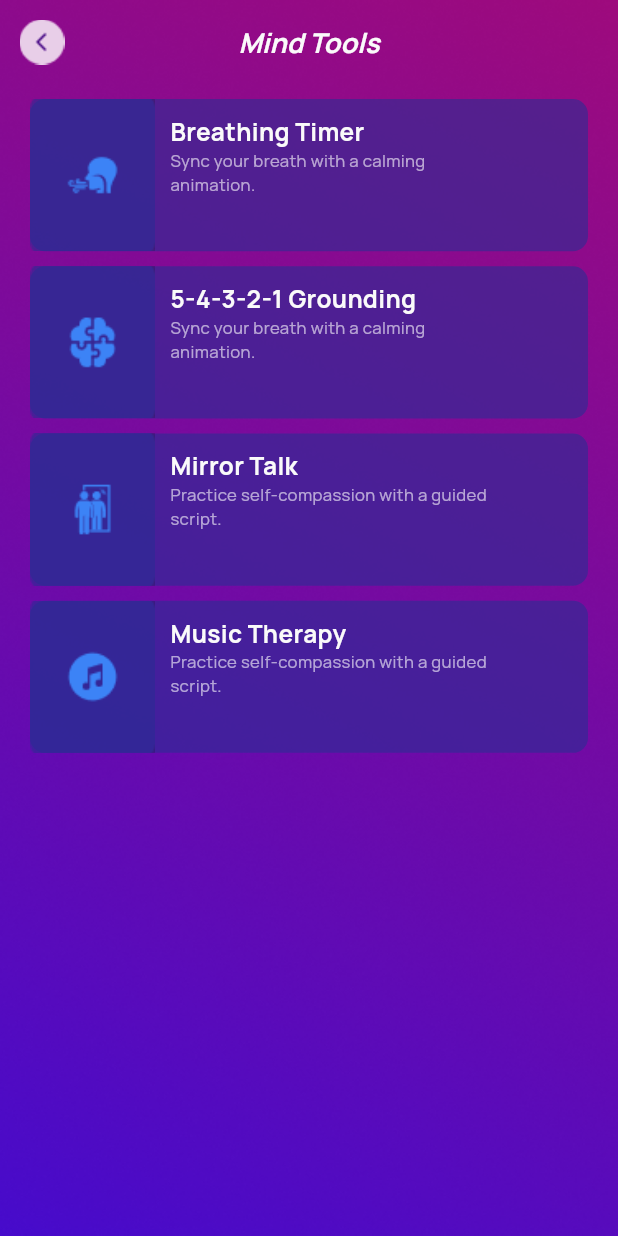
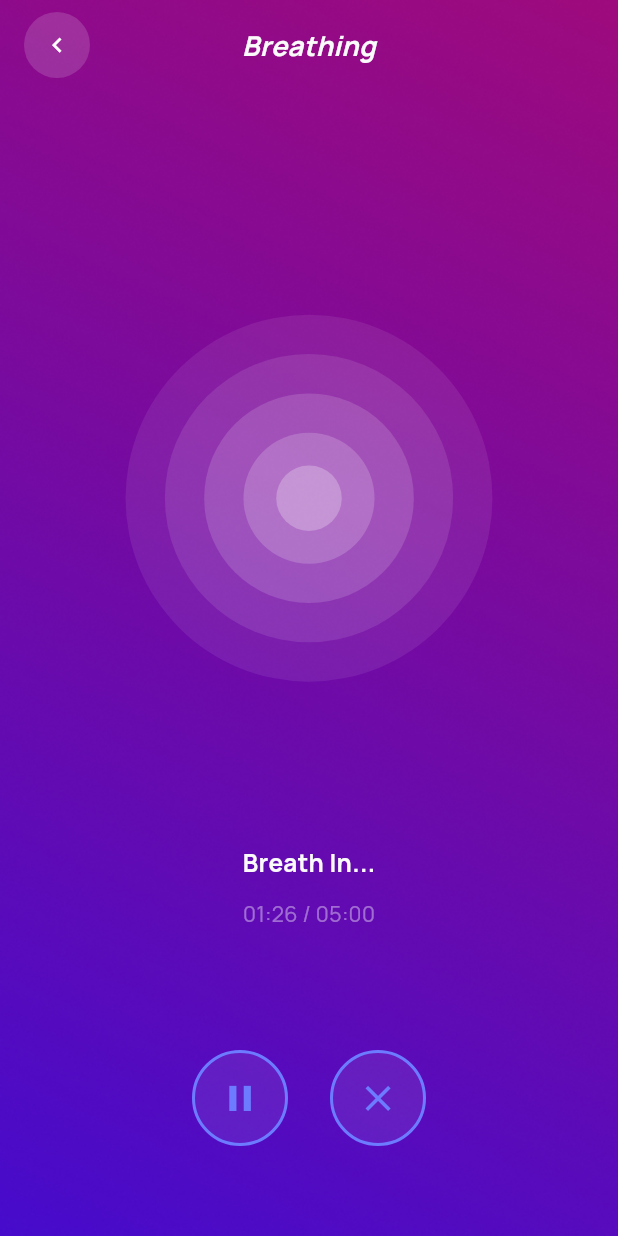
Before and after one commit to MASUDALAM234970/LifeNest, a Flutter app: the Mindtools screen opened by its route, after a tap on "Breathing Timer", on a phone screen of 412 x 824 dp. Run offline on Flutter 3.47's test engine with Material 3 defaults, Android fonts, the phone set to English and light mode, and no system bars; our stand-ins replace flutter_screenutil, get, google_fonts; missing offline and left inert: country_picker_pro.

Commit message:
Completed BreathScreen and GroundingScreen

```diff
--- a/lib/app/constant/AppTextStyle.dart
+++ b/lib/app/constant/AppTextStyle.dart
@@ -161,4 +161,10 @@ class AppTextStyle {
     color: const Color(0x99ffffff),
 
   );
+
+  static TextStyle get mango40014breath => GoogleFonts.manrope(
+    fontSize: 14.sp,
+    fontWeight: FontWeight.w400,
+    color: const Color(0x66ffffff),
+  );
 }
--- /dev/null
+++ b/lib/app/feature/mind/screens/BreathingScreen.dart
@@ -0,0 +1,272 @@
+import 'package:flutter/material.dart';
+import 'dart:async';
+
+import 'package:lifenest/app/constant/AppTextStyle.dart';
+
+/// Full-screen "Breathing" exercise UI — same as the reference design:
+/// pink→purple gradient background, back button, animated pulsing
+/// concentric circles, "Breath In..." label, mm:ss / total timer,
+/// and pause + close circular buttons at the bottom.
+class BreathingScreen extends StatefulWidget {
+  final Duration totalDuration;
+
+  const BreathingScreen({
+    super.key,
+    this.totalDuration = const Duration(minutes: 5),
+  });
+
+  @override
+  State<BreathingScreen> createState() => _BreathingScreenState();
+}
+
+class _BreathingScreenState extends State<BreathingScreen>
+    with TickerProviderStateMixin {
+  late AnimationController _pulseController;
+  late Animation<double> _pulseAnimation;
+
+  Timer? _timer;
+  late Duration _elapsed;
+  bool _isPaused = false;
+  bool _isBreathingIn = true;
+
+  @override
+  void initState() {
+    super.initState();
+    _elapsed = const Duration(seconds: 85); // matches 01:25 in the design
+
+    // Pulsing scale animation for the concentric circles.
+    _pulseController = AnimationController(
+      vsync: this,
+      duration: const Duration(seconds: 4),
+    )..repeat(reverse: true);
+
+    _pulseAnimation = Tween<double>(begin: 0.85, end: 1.0).animate(
+      CurvedAnimation(parent: _pulseController, curve: Curves.easeInOut),
+    );
+
+    _pulseController.addStatusListener((status) {
+      if (status == AnimationStatus.completed ||
+          status == AnimationStatus.dismissed) {
+        setState(() => _isBreathingIn = !_isBreathingIn);
+      }
+    });
+
+    _startTimer();
+  }
+
+  void _startTimer() {
+    _timer = Timer.periodic(const Duration(seconds: 1), (timer) {
+      if (_isPaused) return;
+      if (_elapsed >= widget.totalDuration) {
+        timer.cancel();
+        return;
+      }
+      setState(() => _elapsed += const Duration(seconds: 1));
+    });
+  }
+
+  void _togglePause() {
+    setState(() => _isPaused = !_isPaused);
+    if (_isPaused) {
+      _pulseController.stop();
+    } else {
+      _pulseController.repeat(reverse: true);
+    }
+  }
+
+  String _formatDuration(Duration d) {
+    final minutes = d.inMinutes.remainder(60).toString().padLeft(2, '0');
+    final seconds = d.inSeconds.remainder(60).toString().padLeft(2, '0');
+    return '$minutes:$seconds';
+  }
+
+  @override
+  void dispose() {
+    _timer?.cancel();
+    _pulseController.dispose();
+    super.dispose();
+  }
+
+  @override
+  Widget build(BuildContext context) {
+    return Scaffold(
+      body: Container(
+        width: double.infinity,
+        height: double.infinity,
+
+        child: SafeArea(
+          child: Column(
+            children: [
+              // Top bar
+              Padding(
+                padding: const EdgeInsets.symmetric(horizontal: 16, vertical: 8),
+                child: Row(
+                  children: [
+                    _CircleIconButton(
+                      icon: Icons.chevron_left,
+                      onTap: () => Navigator.of(context).maybePop(),
+                      background: Colors.white.withOpacity(0.15),
+                      iconColor: Colors.white,
+                    ),
+                    Expanded(
+                      child: Text(
+                        'Breathing',
+                        textAlign: TextAlign.center,
+                        style: AppTextStyle.mango70018cur
+                      ),
+                    ),
+                    const SizedBox(width: 44), // balance the back button
+                  ],
+                ),
+              ),
+
+              const Spacer(flex: 3),
+
+              // Pulsing concentric circles
+              AnimatedBuilder(
+                animation: _pulseAnimation,
+                builder: (context, child) {
+                  return SizedBox(
+                    width: 300,
+                    height: 300,
+                    child: Center(
+                      child: _PulsingCircles(scale: _pulseAnimation.value),
+                    ),
+                  );
+                },
+              ),
+
+              const Spacer(flex: 2),
+
+              // Status label
+              Text(
+                _isPaused
+                    ? 'Paused'
+                    : (_isBreathingIn ? 'Breath In...' : 'Breath Out...'),
+                style: AppTextStyle.mango70016sos
+              ),
+              const SizedBox(height: 12),
+
+              // Timer
+              Text(
+                '${_formatDuration(_elapsed)} / ${_formatDuration(widget.totalDuration)}',
+                style: AppTextStyle.mango40014breath
+              ),
+
+              const Spacer(flex: 2),
+
+              // Controls
+              Padding(
+                padding: const EdgeInsets.only(bottom: 60),
+                child: Row(
+                  mainAxisAlignment: MainAxisAlignment.center,
+                  children: [
+                    _CircleIconButton(
+                      icon: _isPaused ? Icons.play_arrow : Icons.pause,
+                      onTap: _togglePause,
+                      background: Colors.white.withOpacity(0.08),
+                      borderColor: const Color(0xFF6C7BFF),
+                      iconColor: const Color(0xFF6C7BFF),
+                      size: 64,
+                    ),
+                    const SizedBox(width: 28),
+                    _CircleIconButton(
+                      icon: Icons.close,
+                      onTap: () => Navigator.of(context).maybePop(),
+                      background: Colors.white.withOpacity(0.08),
+                      borderColor: const Color(0xFF6C7BFF),
+                      iconColor: const Color(0xFF6C7BFF),
+                      size: 64,
+                    ),
+                  ],
+                ),
+              ),
+            ],
+          ),
+        ),
+      ),
+    );
+  }
+}
+
+/// Four concentric translucent circles that scale together, giving the
+/// "breathing" pulse effect from the design.
+class _PulsingCircles extends StatelessWidget {
+  final double scale;
+
+  const _PulsingCircles({required this.scale});
+
+  @override
+  Widget build(BuildContext context) {
+    return Transform.scale(
+      scale: scale,
+      child: Stack(
+        alignment: Alignment.center,
+        children: [
+          _ringCircle(280, Colors.white.withOpacity(0.08)),
+          _ringCircle(220, Colors.white.withOpacity(0.10)),
+          _ringCircle(160, Colors.white.withOpacity(0.14)),
+          _ringCircle(100, Colors.white.withOpacity(0.18)),
+          _ringCircle(50, Colors.white.withOpacity(0.25)),
+        ],
+      ),
+    );
+  }
+
+  Widget _ringCircle(double diameter, Color color) {
+    return Container(
+      width: diameter,
+      height: diameter,
+      decoration: BoxDecoration(
+        shape: BoxShape.circle,
+        color: color,
+      ),
+    );
+  }
+}
+
+/// Reusable circular icon button used for back/pause/close controls.
+class _CircleIconButton extends StatelessWidget {
+  final IconData icon;
+  final VoidCallback onTap;
+  final Color background;
+  final Color iconColor;
+  final Color? borderColor;
+  final double size;
+
+  const _CircleIconButton({
+    required this.icon,
+    required this.onTap,
+    required this.background,
+    required this.iconColor,
+    this.borderColor,
+    this.size = 44,
+  });
+
+  @override
+  Widget build(BuildContext context) {
+    return InkWell(
+      onTap: onTap,
+      customBorder: const CircleBorder(),
+      child: Container(
+        width: size,
+        height: size,
+        decoration: BoxDecoration(
+          shape: BoxShape.circle,
+          color: background,
+          border: borderColor != null
+              ? Border.all(color: borderColor!, width: 2)
+              : null,
+        ),
+        child: Icon(icon, color: iconColor, size: size * 0.45),
+      ),
+    );
+  }
+}
+
+// Example usage:
+//
+// Navigator.push(
+//   context,
+//   MaterialPageRoute(builder: (_) => const BreathingScreen()),
+// );
--- /dev/null
+++ b/lib/app/feature/mind/screens/GroundingScree.dart
@@ -0,0 +1,37 @@
+import 'package:flutter/material.dart';
+import 'package:get/get.dart';
+
+import '../../../constant/AppTextStyle.dart';
+
+class GroundingScreen extends StatelessWidget {
+  const GroundingScreen({super.key});
+
+  @override
+  Widget build(BuildContext context) {
+    return Scaffold(
+      appBar: AppBar(
+        leading: Padding(
+          padding: const EdgeInsets.only(left: 10),
+          child: IconButton(
+            onPressed: () => Get.back(),
+            icon: Image.asset("assets/image/arrow/arrow.png"),
+          ),
+        ),
+
+        backgroundColor: Colors.transparent,
+        elevation: 0,
+        title: Text("5-4-3-2-1 Grounding", style: AppTextStyle.mango70016sos),
+        centerTitle: true,
+        // centerTitle: true,
+        actions: [
+          Padding(
+            padding: const EdgeInsets.only(right: 15),
+            child: Image.asset("assets/image/arrow/arrow.png"),
+          ),
+        ],
+      ),
+
+      body: Column(children: []),
+    );
+  }
+}
--- a/lib/app/feature/mind/screens/MindTools.dart
+++ b/lib/app/feature/mind/screens/MindTools.dart
@@ -1,8 +1,11 @@
 import 'package:flutter/material.dart';
 import 'package:lifenest/app/feature/home/controller/HomeController.dart';
+import 'package:lifenest/app/feature/mind/screens/GroundingScree.dart';
 import '../../../constant/AppTextStyle.dart';
 import 'package:get/get.dart';
+import '../../../routes/routes_name.dart';
 import '../../home/screens/helper.dart';
+import 'BreathingScreen.dart';
 class Mindtools extends GetView<Homecontroller> {
   const Mindtools({super.key});
 
@@ -30,7 +33,8 @@ class Mindtools extends GetView<Homecontroller> {
               title: "Breathing Timer",
               subtitle:
                   "Sync your breath with a calming \nanimation.",
-              onTap: () => Get.to(() => const Mindtools()),
+            //  onTap: () => Get.toNamed(RoutesName.Breathing),
+              onTap: () => Get.to(() => const BreathingScreen()),
             ),
 
             FeatureCard(
@@ -38,7 +42,7 @@ class Mindtools extends GetView<Homecontroller> {
               title: "5-4-3-2-1 Grounding",
               subtitle:
               "Sync your breath with a calming \nanimation.",
-              onTap: () => Get.to(() => const Mindtools()),
+              onTap: () => Get.to(() => GroundingScreen()),
             ),
 
             FeatureCard(
--- a/lib/app/routes/routes_name.dart
+++ b/lib/app/routes/routes_name.dart
@@ -21,4 +21,5 @@ class RoutesName {
 
   //mindTools
   static const String mindtools = "/mindtools";
+  static const String Breathing= "/Breathing ";
 }
--- a/lib/app/routes/routes_page.dart
+++ b/lib/app/routes/routes_page.dart
@@ -12,6 +12,7 @@ import 'package:lifenest/app/feature/auth/screens/RegisterPage.dart';
 import 'package:lifenest/app/feature/auth/screens/gender.dart';
 import 'package:lifenest/app/feature/chatbot/screens/chatbot.dart';
 import 'package:lifenest/app/feature/home/screens/home.dart';
+import 'package:lifenest/app/feature/mind/screens/BreathingScreen.dart';
 import 'package:lifenest/app/feature/mind/screens/MindTools.dart';
 import 'package:lifenest/app/routes/routes_name.dart';
 
@@ -106,6 +107,12 @@ class RoutesPage {
       transition: Transition.fadeIn,
     ),
 
+    GetPage(
+      name: RoutesName.Breathing,
+      page: () => BreathingScreen(),
+      transition: Transition.fadeIn,
+    ),
+
 
   ];
 }
```
